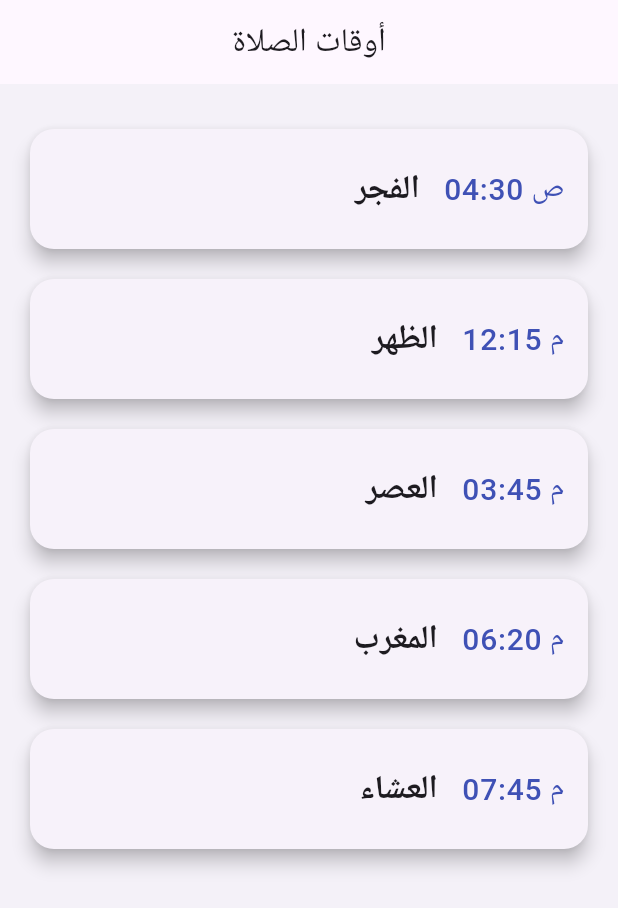
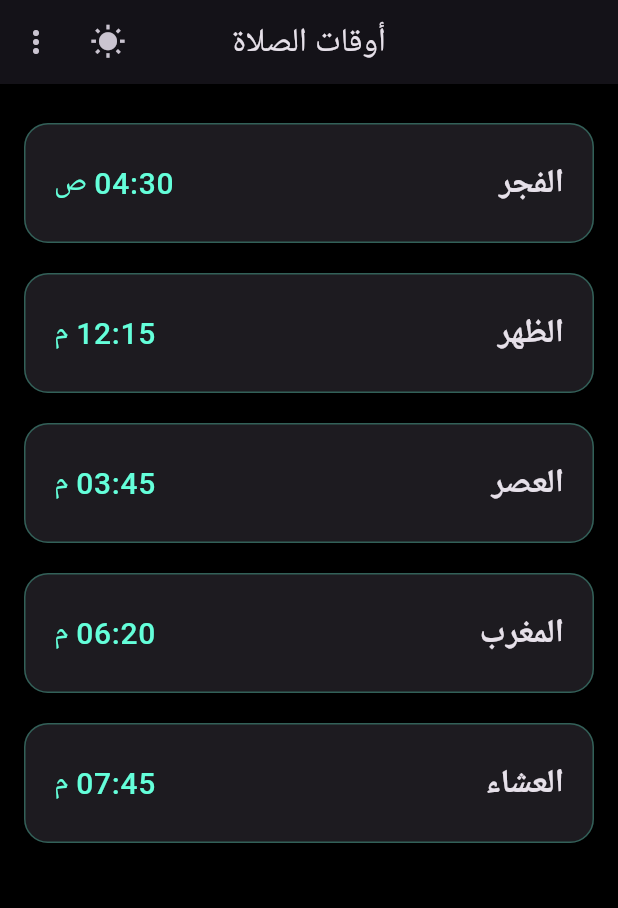
Before and after one commit to AliAlqadri32/ali-alqadri, a Flutter app: the screen it shows after launch, on a phone screen of 412 x 824 dp. Shown: the top 908 px of the screen. Run offline on Flutter 3.47's test engine with Material 3 defaults, Android fonts, the phone set to English and light mode, and no system bars; Roboto replaces fonts that are missing (Arial, Cairo).

Commit message:
2 commit

```diff
--- a/lib/main.dart
+++ b/lib/main.dart
@@ -4,60 +4,152 @@ void main() {
   runApp(MyApp());
 }
 
-class MyApp extends StatelessWidget {
+class MyApp extends StatefulWidget {
+  @override
+  State<MyApp> createState() => _MyAppState();
+}
+
+class _MyAppState extends State<MyApp> {
+  ThemeMode _themeMode = ThemeMode.dark;
+
+  void toggleTheme() {
+    setState(() {
+      _themeMode =
+      _themeMode == ThemeMode.dark ? ThemeMode.light : ThemeMode.dark;
+    });
+  }
+
   @override
   Widget build(BuildContext context) {
     return MaterialApp(
       title: 'أوقات الصلاة',
+      theme: ThemeData(
+        brightness: Brightness.light,
+        scaffoldBackgroundColor: Colors.white,
+        primarySwatch: Colors.indigo,
+        cardColor: Colors.grey[100],
+        fontFamily: 'Cairo',
+      ),
+      darkTheme: ThemeData(
+        brightness: Brightness.dark,
+        scaffoldBackgroundColor: Colors.black,
+        primaryColor: Colors.tealAccent,
+        cardColor: Colors.grey[900],
+        fontFamily: 'Cairo',
+      ),
+      themeMode: _themeMode,
       debugShowCheckedModeBanner: false,
-      theme: ThemeData(
-        primarySwatch: Colors.indigo,
-        fontFamily: 'Arial',
-      ),
-      home: PrayerTimesScreen(),
+      home: PrayerTimesScreen(toggleTheme: toggleTheme, themeMode: _themeMode),
     );
   }
 }
 
 class PrayerTimesScreen extends StatelessWidget {
+  final VoidCallback toggleTheme;
+  final ThemeMode themeMode;
+
+  const PrayerTimesScreen({
+    required this.toggleTheme,
+    required this.themeMode,
+  });
+
+  final List<Map<String, String>> prayerTimes = const [
+    {'name': 'الفجر', 'time': '04:30 ص'},
+    {'name': 'الظهر', 'time': '12:15 م'},
+    {'name': 'العصر', 'time': '03:45 م'},
+    {'name': 'المغرب', 'time': '06:20 م'},
+    {'name': 'العشاء', 'time': '07:45 م'},
+  ];
+
   @override
   Widget build(BuildContext context) {
-    return Scaffold(
+    return Directionality(
+      textDirection: TextDirection.rtl,
+      child: Scaffold(
         appBar: AppBar(
           title: Text('أوقات الصلاة'),
           centerTitle: true,
+          actions: [
+            IconButton(
+              icon: Icon(themeMode == ThemeMode.dark
+                  ? Icons.wb_sunny
+                  : Icons.nightlight_round),
+              onPressed: toggleTheme,
             ),
-      backgroundColor: Color(0xFFF4F1F8),
-      body: ListView(
-        padding: EdgeInsets.symmetric(vertical: 20),
-        children: [
-          prayerCard('الفجر', 'ص 04:30'),
-          prayerCard('الظهر', 'م 12:15'),
-          prayerCard('العصر', 'م 03:45'),
-          prayerCard('المغرب', 'م 06:20'),
-          prayerCard('العشاء', 'م 07:45'),
+            PopupMenuButton<String>(
+              icon: Icon(Icons.more_vert),
+              onSelected: (value) {
+                // هنا نقدر ننتقل لصفحات أخرى أو نعرض Dialogs
+                if (value == 'settings') {
+                  print('فتح الإعدادات');
+                } else if (value == 'city') {
+                  print('اختيار المدينة');
+                } else if (value == 'notifications') {
+                  print('الإشعارات');
+                } else if (value == 'athan') {
+                  print('تشغيل الأذان');
+                } else if (value == 'about') {
+                  showAboutDialog(
+                    context: context,
+                    applicationName: 'تطبيق أوقات الصلاة',
+                    applicationVersion: '1.0.0',
+                    children: [Text('تم التطوير بواسطة alialqadri ❤️')],
+                  );
+                }
+              },
+              itemBuilder: (context) => [
+                PopupMenuItem(value: 'settings', child: Text('الإعدادات')),
+                PopupMenuItem(value: 'city', child: Text('اختيار المدينة')),
+                PopupMenuItem(value: 'notifications', child: Text('الإشعارات')),
+                PopupMenuItem(value: 'athan', child: Text('تشغيل الأذان')),
+                PopupMenuItem(value: 'about', child: Text('حول التطبيق')),
               ],
+            ),
+          ],
+
+        ),
+        body: ListView.builder(
+          padding: EdgeInsets.all(16),
+          itemCount: prayerTimes.length,
+          itemBuilder: (context, index) {
+            final prayer = prayerTimes[index];
+            return PrayerCard(name: prayer['name']!, time: prayer['time']!);
+          },
+        ),
       ),
     );
   }
 }
 
-Widget prayerCard(String title, String time) {
+class PrayerCard extends StatelessWidget {
+  final String name;
+  final String time;
+
+  const PrayerCard({required this.name, required this.time});
+
+  @override
+  Widget build(BuildContext context) {
     return Card(
-    margin: EdgeInsets.symmetric(vertical: 10, horizontal: 20),
-    shape: RoundedRectangleBorder(borderRadius: BorderRadius.circular(16)),
-    elevation: 5,
+      elevation: 4,
+      margin: const EdgeInsets.symmetric(vertical: 10),
+      shape: RoundedRectangleBorder(
+        borderRadius: BorderRadius.circular(16),
+        side: BorderSide(
+          color: Theme.of(context).primaryColor.withOpacity(0.3),
+          width: 1,
+        ),
+      ),
       child: ListTile(
-      contentPadding: EdgeInsets.symmetric(vertical: 12, horizontal: 16),
+        contentPadding: EdgeInsets.symmetric(horizontal: 20, vertical: 12),
         title: Text(
-        title,
+          name,
           style: TextStyle(fontSize: 22, fontWeight: FontWeight.bold),
-        textAlign: TextAlign.right,
         ),
         trailing: Text(
           time,
-        style: TextStyle(fontSize: 20, color: Colors.indigo),
+          style: TextStyle(fontSize: 20, color: Theme.of(context).primaryColor),
         ),
       ),
     );
   }
+}
```
Lines whose indentation alone changed are shown as unchanged.
